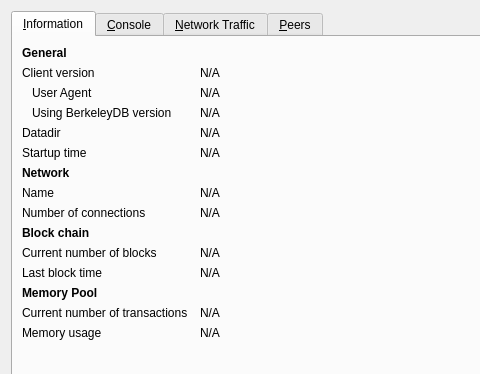
This is src/qt/forms/debugwindow.ui in AokChain/AokChain as Qt 5 draws it before an edit; both pictures show x 0 to 480 and y 0 to 374 of the 740 by 480 pixel window. The edited form follows.
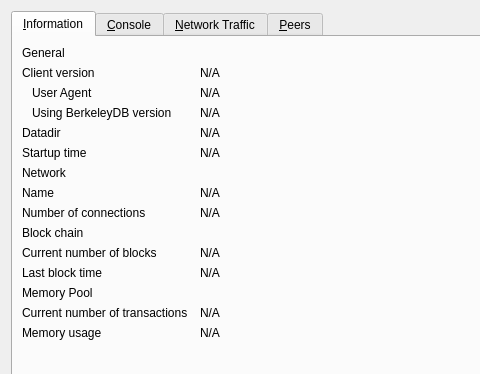
This is the edited form. Icons and pictures are not drawn. Custom widgets are drawn as their Qt base class.

Commit message:
qt: medium weight for Korean text, quieter lists, plainer sign and send pages
Noto Sans KR Medium is added: without it every medium weight Korean label
fell back to bold. List rows show the direction icon alone instead of a
tinted tile, and status badges are small tags. The sign page drops the
icon tiles and the accent frame and gives the multisig card more width.
A recipient on the send page is a ruled section inside its card. Bold
fonts set in the forms go through the theme.

Patch:
```diff
--- a/src/qt/forms/debugwindow.ui
+++ b/src/qt/forms/debugwindow.ui
@@ -31,8 +31,8 @@
         <widget class="QLabel" name="label_9">
          <property name="font">
           <font>
-           <weight>75</weight>
-           <bold>true</bold>
+           <weight>50</weight>
+           <bold>false</bold>
           </font>
          </property>
          <property name="text">
@@ -168,8 +168,8 @@
            <widget class="QLabel" name="labelNetwork">
                <property name="font">
                    <font>
-                       <weight>75</weight>
-                       <bold>true</bold>
+                       <weight>50</weight>
+                       <bold>false</bold>
                    </font>
                </property>
                <property name="text">
@@ -227,8 +227,8 @@
         <widget class="QLabel" name="label_10">
          <property name="font">
           <font>
-           <weight>75</weight>
-           <bold>true</bold>
+           <weight>50</weight>
+           <bold>false</bold>
           </font>
          </property>
          <property name="text">
@@ -286,8 +286,8 @@
         <widget class="QLabel" name="labelMempoolTitle">
          <property name="font">
           <font>
-           <weight>75</weight>
-           <bold>true</bold>
+           <weight>50</weight>
+           <bold>false</bold>
           </font>
          </property>
          <property name="text">
```
The commit also changes 17 other files.
